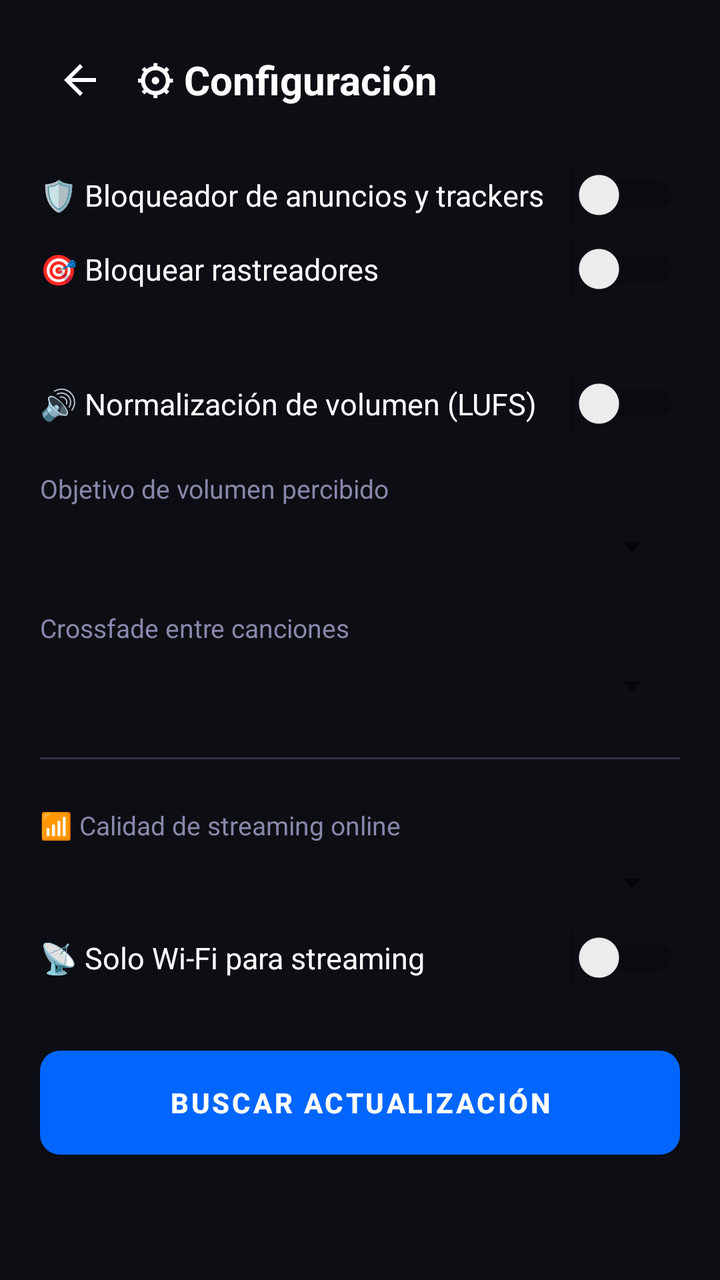
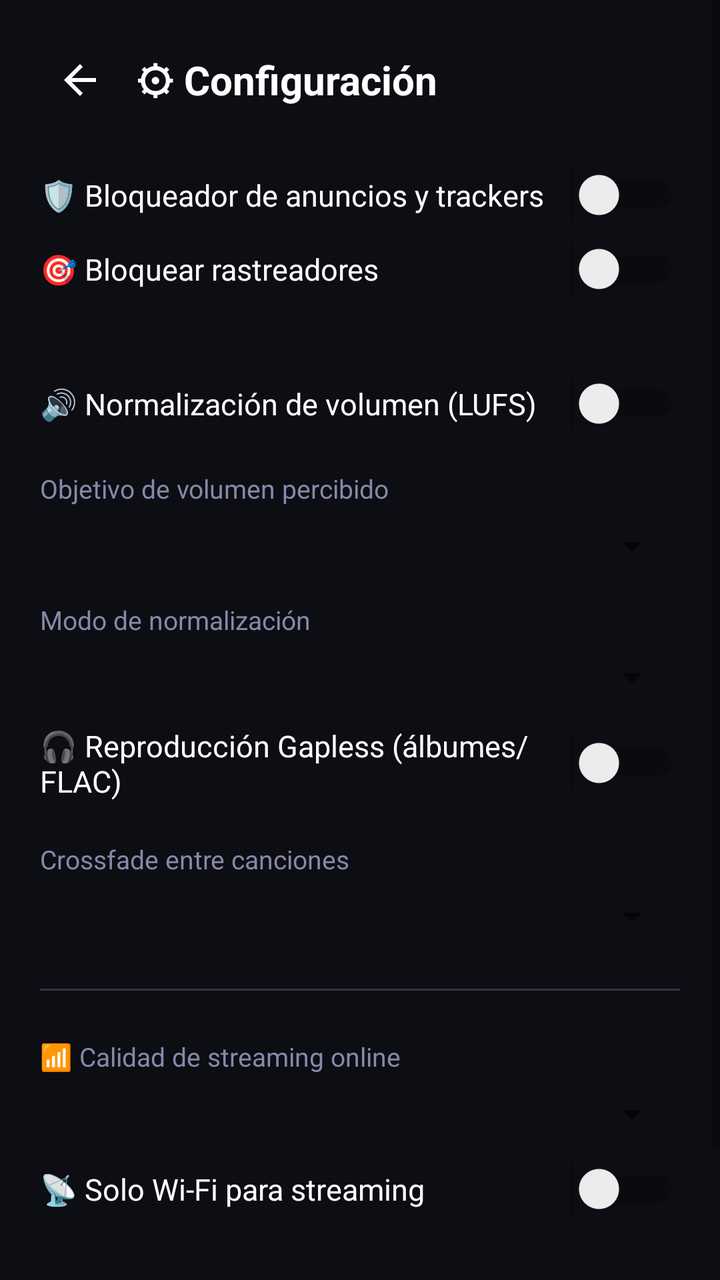

Before-and-after screenshots of an Android layout around one commit, followed by the original layout XML and the change that was made.
<!-- AndroidManifest.xml: application theme Theme.StreamVault -->
<!-- res/layout/activity_settings.xml -->
<?xml version="1.0" encoding="utf-8"?>
<ScrollView xmlns:android="http://schemas.android.com/apk/res/android"
    android:layout_width="match_parent"
    android:layout_height="match_parent"
    android:background="#0D0D14">

    <LinearLayout
        android:layout_width="match_parent"
        android:layout_height="wrap_content"
        android:orientation="vertical"
        android:padding="20dp">

        <LinearLayout
            android:layout_width="match_parent"
            android:layout_height="wrap_content"
            android:orientation="horizontal"
            android:gravity="center_vertical">

            <ImageButton
                android:id="@+id/btnBackSettings"
                android:layout_width="40dp"
                android:layout_height="40dp"
                android:background="?attr/selectableItemBackgroundBorderless"
                android:src="@drawable/ic_arrow_back" />

            <TextView
                android:layout_width="wrap_content"
                android:layout_height="wrap_content"
                android:text="⚙ Configuración"
                android:textColor="#FFFFFF"
                android:textSize="20sp"
                android:textStyle="bold"
                android:layout_marginStart="8dp" />
        </LinearLayout>

        <LinearLayout
            android:layout_width="match_parent"
            android:layout_height="wrap_content"
            android:orientation="horizontal"
            android:gravity="center_vertical"
            android:layout_marginTop="24dp">

            <TextView
                android:layout_width="0dp"
                android:layout_height="wrap_content"
                android:layout_weight="1"
                android:text="🛡 Bloqueador de anuncios y trackers"
                android:textColor="#FFFFFF"
                android:textSize="15sp" />

            <Switch
                android:id="@+id/swAdBlocker"
                android:layout_width="wrap_content"
                android:layout_height="wrap_content" />
        </LinearLayout>

        <LinearLayout
            android:layout_width="match_parent"
            android:layout_height="wrap_content"
            android:orientation="horizontal"
            android:gravity="center_vertical"
            android:layout_marginTop="10dp">

            <TextView
                android:layout_width="0dp"
                android:layout_height="wrap_content"
                android:layout_weight="1"
                android:text="🎯 Bloquear rastreadores"
                android:textColor="#FFFFFF"
                android:textSize="15sp" />

            <Switch
                android:id="@+id/swTrackers"
                android:layout_width="wrap_content"
                android:layout_height="wrap_content" />
        </LinearLayout>

        <TextView
            android:id="@+id/tvAdStats"
            android:layout_width="match_parent"
            android:layout_height="wrap_content"
            android:textColor="#8888AA"
            android:textSize="12sp"
            android:layout_marginTop="8dp" />

        <LinearLayout
            android:layout_width="match_parent"
            android:layout_height="wrap_content"
            android:orientation="horizontal"
            android:gravity="center_vertical"
            android:layout_marginTop="16dp">

            <TextView
                android:layout_width="0dp"
                android:layout_height="wrap_content"
                android:layout_weight="1"
                android:text="🔊 Normalización de volumen (LUFS)"
                android:textColor="#FFFFFF"
                android:textSize="15sp" />

            <Switch
                android:id="@+id/swNormalization"
                android:layout_width="wrap_content"
                android:layout_height="wrap_content" />
        </LinearLayout>

        <TextView
            android:layout_width="match_parent"
            android:layout_height="wrap_content"
            android:text="Objetivo de volumen percibido"
            android:textColor="#8888AA"
            android:textSize="13sp"
            android:layout_marginTop="20dp" />

        <Spinner
            android:id="@+id/spLufs"
            android:layout_width="match_parent"
            android:layout_height="wrap_content"
            android:layout_marginTop="8dp" />

        <TextView
            android:layout_width="match_parent"
            android:layout_height="wrap_content"
            android:text="Crossfade entre canciones"
            android:textColor="#8888AA"
            android:textSize="13sp"
            android:layout_marginTop="20dp" />

        <Spinner
            android:id="@+id/spCrossfade"
            android:layout_width="match_parent"
            android:layout_height="wrap_content"
            android:layout_marginTop="8dp" />

        <View
            android:layout_width="match_parent"
            android:layout_height="1dp"
            android:background="#333344"
            android:layout_marginVertical="24dp" />

        <TextView
            android:layout_width="match_parent"
            android:layout_height="wrap_content"
            android:text="📶 Calidad de streaming online"
            android:textColor="#8888AA"
            android:textSize="13sp" />

        <Spinner
            android:id="@+id/spQuality"
            android:layout_width="match_parent"
            android:layout_height="wrap_content"
            android:layout_marginTop="8dp" />

        <LinearLayout
            android:layout_width="match_parent"
            android:layout_height="wrap_content"
            android:orientation="horizontal"
            android:gravity="center_vertical"
            android:layout_marginTop="12dp">

            <TextView
                android:layout_width="0dp"
                android:layout_height="wrap_content"
                android:layout_weight="1"
                android:text="📡 Solo Wi-Fi para streaming"
                android:textColor="#FFFFFF"
                android:textSize="15sp" />

            <Switch
                android:id="@+id/swOnlyWifi"
                android:layout_width="wrap_content"
                android:layout_height="wrap_content" />
        </LinearLayout>

        <TextView
            android:id="@+id/tvCurrentVersion"
            android:layout_width="match_parent"
            android:layout_height="wrap_content"
            android:textColor="#FFFFFF"
            android:textSize="14sp" />

        <Button
            android:id="@+id/btnCheckUpdate"
            android:layout_width="match_parent"
            android:layout_height="52dp"
            android:layout_marginTop="14dp"
            android:background="@drawable/btn_primary"
            android:text="Buscar actualización"
            android:textColor="#FFFFFF"
            android:textStyle="bold" />
    </LinearLayout>
</ScrollView>
<!-- resources referenced by this layout -->
<resources>
  <!-- drawable btn_primary (drawable) -->
  <?xml version="1.0" encoding="utf-8"?>
  <shape xmlns:android="http://schemas.android.com/apk/res/android" android:shape="rectangle">
      <solid android:color="#0066FF"/>
      <corners android:radius="10dp"/>
  </shape>
  <!-- drawable ic_arrow_back (drawable) -->
  <?xml version="1.0" encoding="utf-8"?>
  <vector xmlns:android="http://schemas.android.com/apk/res/android"
      android:width="24dp" android:height="24dp"
      android:viewportWidth="24" android:viewportHeight="24">
      <path android:fillColor="#FFFFFF"
          android:pathData="M20,11H7.83l5.59,-5.59L12,4l-8,8 8,8 1.41,-1.41L7.83,13H20v-2z"/>
  </vector>
  <style name="Theme.StreamVault" parent="Theme.MaterialComponents.DayNight.NoActionBar">
          <item name="colorPrimary">@color/accent_blue</item>
          <item name="colorPrimaryDark">@color/bg_dark</item>
          <item name="colorAccent">@color/accent_cyan</item>
          <item name="android:windowBackground">@color/bg_dark</item>
          <item name="android:statusBarColor">@color/bg_dark</item>
          <item name="android:navigationBarColor">@color/bg_dark</item>
      </style>
  <color name="accent_blue">#0066FF</color>
  <color name="bg_dark">#0A0A0F</color>
  <color name="accent_cyan">#00C8FF</color>
</resources>

<!-- the commit's change to res/layout/activity_settings.xml (unified diff, before → after) -->
@@ -117,6 +117,41 @@
             android:layout_width="match_parent"
             android:layout_height="wrap_content"
             android:layout_marginTop="8dp" />
+
+        <TextView
+            android:layout_width="match_parent"
+            android:layout_height="wrap_content"
+            android:text="Modo de normalización"
+            android:textColor="#8888AA"
+            android:textSize="13sp"
+            android:layout_marginTop="16dp" />
+
+        <Spinner
+            android:id="@+id/spNormMode"
+            android:layout_width="match_parent"
+            android:layout_height="wrap_content"
+            android:layout_marginTop="8dp" />
+
+        <LinearLayout
+            android:layout_width="match_parent"
+            android:layout_height="wrap_content"
+            android:orientation="horizontal"
+            android:gravity="center_vertical"
+            android:layout_marginTop="12dp">
+
+            <TextView
+                android:layout_width="0dp"
+                android:layout_height="wrap_content"
+                android:layout_weight="1"
+                android:text="🎧 Reproducción Gapless (álbumes/FLAC)"
+                android:textColor="#FFFFFF"
+                android:textSize="15sp" />
+
+            <Switch
+                android:id="@+id/swGapless"
+                android:layout_width="wrap_content"
+                android:layout_height="wrap_content" />
+        </LinearLayout>
 
         <TextView
             android:layout_width="match_parent"
